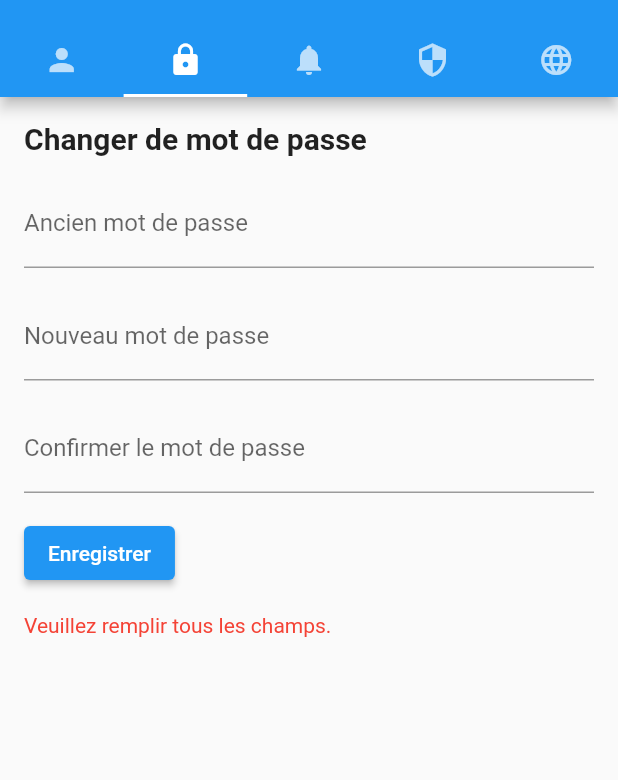
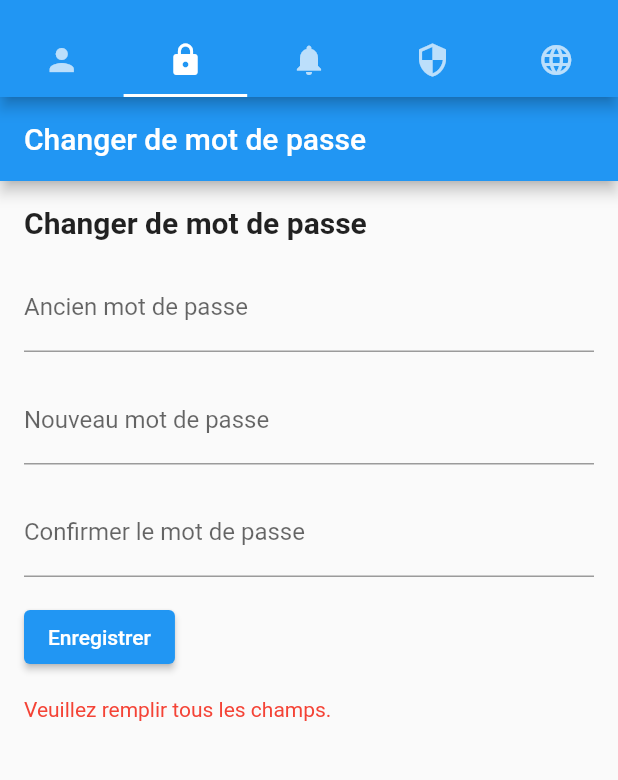
Before and after one commit to naoufal-mft/EconomiZ, a Flutter app: the screen it shows after launch, tab 2 chosen, after a tap on "Enregistrer", on a phone screen of 412 x 824 dp, the part 59-839 px from its top. Run offline on Flutter 3.47's test engine with Material 2 defaults, Android fonts, the phone set to English and light mode, and no system bars; our stand-ins replace easy_localization, flutter_translate, image_picker.

Commit message:
feat ( interface mon profil et mot de passe ) : l‘utilisateur peut changer sa photo et la supprimer, l‘ajout du bouton contact, l‘ajout du message de confirmation pour le bouton enregistrer

```diff
--- a/lib/parametre.dart
+++ b/lib/parametre.dart
@@ -7,17 +7,14 @@ import 'package:easy_localization/easy_localization.dart';
 
 
 
-
-
 class MonProfilPage extends StatefulWidget {
   @override
   _MonProfilPageState createState() => _MonProfilPageState();
 }
 
 class _MonProfilPageState extends State<MonProfilPage> {
-  TextEditingController _emailController = TextEditingController();
+  TextEditingController _nomController = TextEditingController();
   TextEditingController _dateNaissanceController = TextEditingController();
-  TextEditingController _nomController = TextEditingController();
   TextEditingController _adresseController = TextEditingController();
   TextEditingController _telephoneController = TextEditingController();
   DateTime? _selectedDate;
@@ -34,7 +31,21 @@ class _MonProfilPageState extends State<MonProfilPage> {
         child: Padding(
           padding: const EdgeInsets.all(16.0),
           child: Column(
+            crossAxisAlignment: CrossAxisAlignment.start,
             children: [
+              Row(
+                mainAxisAlignment: MainAxisAlignment.spaceBetween,
+                children: [
+                  GestureDetector(
+                    onTap: _showContactInfo,
+                    child: Row(
+                      children: [
+                        Icon(Icons.mail),
+                        SizedBox(width: 8.0),
+                        Text('Contactez-nous'),
+                      ],
+                    ),
+                  ),
                   GestureDetector(
                     onTap: _pickProfileImage,
                     child: CircleAvatar(
@@ -44,11 +55,13 @@ class _MonProfilPageState extends State<MonProfilPage> {
                           : AssetImage('assets/photo_vide.png'),
                     ),
                   ),
+                ],
+              ),
               SizedBox(height: 16.0),
               TextField(
-                controller: _emailController,
+                controller: _nomController,
                 decoration: InputDecoration(
-                  labelText: 'Email',
+                  labelText: 'Nom complet',
                 ),
               ),
               SizedBox(height: 16.0),
@@ -63,13 +76,6 @@ class _MonProfilPageState extends State<MonProfilPage> {
                       labelText: 'Date de naissance',
                     ),
                   ),
-                ),
-              ),
-              SizedBox(height: 16.0),
-              TextField(
-                controller: _nomController,
-                decoration: InputDecoration(
-                  labelText: 'Nom complet',
                 ),
               ),
               SizedBox(height: 16.0),
@@ -91,16 +97,23 @@ class _MonProfilPageState extends State<MonProfilPage> {
               ElevatedButton(
                 onPressed: () {
                   // Code pour enregistrer les modifications du profil
-                  String newEmail = _emailController.text;
+                  String newNom = _nomController.text;
                   String newDateNaissance =
                   DateFormat('dd/MM/yyyy').format(_selectedDate!);
-                  String newNom = _nomController.text;
                   String newAdresse = _adresseController.text;
                   String newTelephone = _telephoneController.text;
                   // Code pour effectuer les opérations nécessaires avec les nouvelles informations du profil
+
+                  // Afficher le SnackBar
+                  ScaffoldMessenger.of(context).showSnackBar(
+                    SnackBar(
+                      content: Text('Les données ont été enregistrées.'),
+                    ),
+                  );
                 },
                 child: Text('Enregistrer'),
               ),
+              if (_hasProfileImage) // Afficher le bouton de suppression uniquement s'il y a une photo de profil
                 ElevatedButton(
                   onPressed: _removeProfileImage,
                   child: Text('Supprimer la photo'),
@@ -147,11 +160,40 @@ class _MonProfilPageState extends State<MonProfilPage> {
     });
   }
 
+  void _showContactInfo() {
+    showDialog(
+      context: context,
+      builder: (BuildContext context) {
+        return AlertDialog(
+          title: Text('Contactez-nous'),
+          content: Column(
+            mainAxisSize: MainAxisSize.min,
+            crossAxisAlignment: CrossAxisAlignment.start,
+            children: [
+              Text('Adresse e-mail: my.economiz@outlook.fr'),
+              SizedBox(height: 8.0),
+              Text('Numéro de téléphone:'),
+              Text('+33 5 70809011'),
+            ],
+          ),
+          actions: [
+            ElevatedButton(
+              onPressed: () {
+                Navigator.of(context).pop();
+              },
+              child: Text('Fermer'),
+            ),
+          ],
+        );
+      },
+    );
+  }
+
+
   @override
   void dispose() {
-    _emailController.dispose();
+    _nomController.dispose();
     _dateNaissanceController.dispose();
-    _nomController.dispose();
     _adresseController.dispose();
     _telephoneController.dispose();
     super.dispose();
@@ -174,7 +216,11 @@ class _MotDePassePageState extends State<MotDePassePage> {
 
   @override
   Widget build(BuildContext context) {
-    return Container(
+    return Scaffold(
+      appBar: AppBar(
+        title: Text('Changer de mot de passe'),
+      ),
+      body: Container(
         padding: EdgeInsets.all(16.0),
         child: Column(
           crossAxisAlignment: CrossAxisAlignment.start,
@@ -199,7 +245,8 @@ class _MotDePassePageState extends State<MotDePassePage> {
             TextField(
               controller: _confirmationMotDePasseController,
               obscureText: true,
-            decoration: InputDecoration(labelText: 'Confirmer le mot de passe'),
+              decoration:
+              InputDecoration(labelText: 'Confirmer le mot de passe'),
             ),
             SizedBox(height: 16.0),
             ElevatedButton(
@@ -217,6 +264,7 @@ class _MotDePassePageState extends State<MotDePassePage> {
                 ),
               ),
           ],
+        ),
       ),
     );
   }
@@ -254,8 +302,17 @@ class _MotDePassePageState extends State<MotDePassePage> {
       _errorMessage = '';
     });
 
-    // Afficher un message de succès ou de redirection vers une autre page
-    // ...
+    // Afficher un SnackBar avec le message de succès
+    _showSuccessSnackBar('Le mot de passe a été changé avec succès.');
+  }
+
+  void _showSuccessSnackBar(String message) {
+    ScaffoldMessenger.of(context).showSnackBar(
+      SnackBar(
+        content: Text(message),
+        backgroundColor: Colors.green,
+      ),
+    );
   }
 }
 
```
Lines whose indentation alone changed are shown as unchanged.
